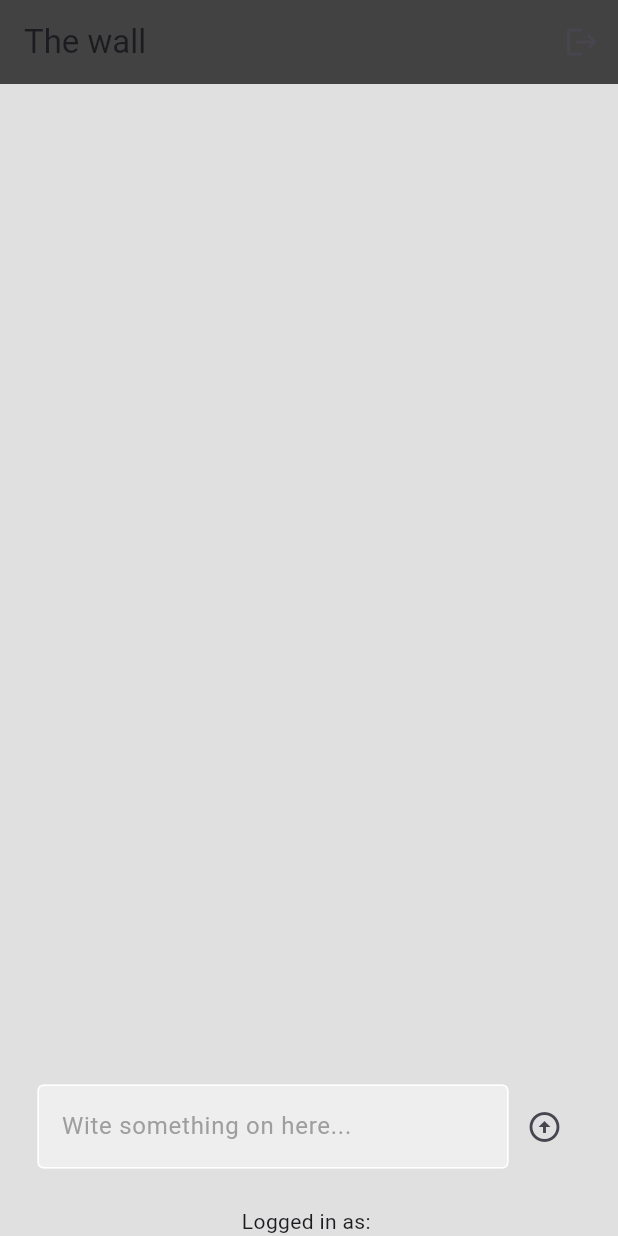
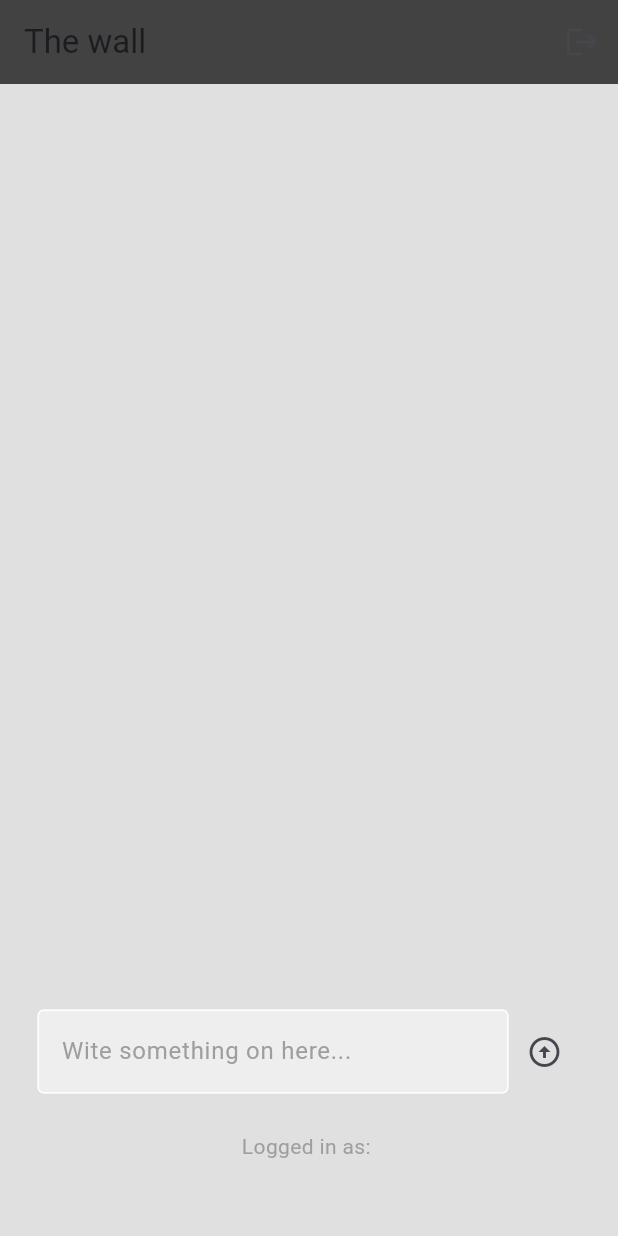
Before and after one commit to jiggy606/flutter_chat, a Flutter app: the screen it shows once a user with an empty profile is signed in, after a tap on the "arrow circle up" icon, on a phone screen of 412 x 824 dp. Run offline on Flutter 3.47's test engine with Material 3 defaults, Android fonts, the phone set to English and light mode, and no system bars; our stand-ins replace cloud_firestore, firebase_auth, firebase_core; accounts and stored records are empty.

Commit message:
semi-completed UX for homepage

```diff
--- a/lib/pages/home_page.dart
+++ b/lib/pages/home_page.dart
@@ -31,6 +31,11 @@ class _HomePageState extends State<HomePage> {
         "TimeStamp": Timestamp.now()
       });
     }
+
+    // clear the textfield
+    setState(() {
+      textController.clear();
+    });
   }
 
   // sign user out
@@ -107,7 +112,14 @@ class _HomePageState extends State<HomePage> {
             ),
 
             // logged in as "user name"
-            Text("Logged in as: " + currentUser.email!)
+            Text(
+              "Logged in as: " + currentUser.email!,
+              style: TextStyle(color: Colors.grey),
+            ),
+
+            const SizedBox(
+              height: 50,
+            )
           ],
         ),
       ),
```
Also changed, not shown: lib/components/wall_post.dart (+30 -3 lines). Lines whose indentation alone changed are shown as unchanged.
